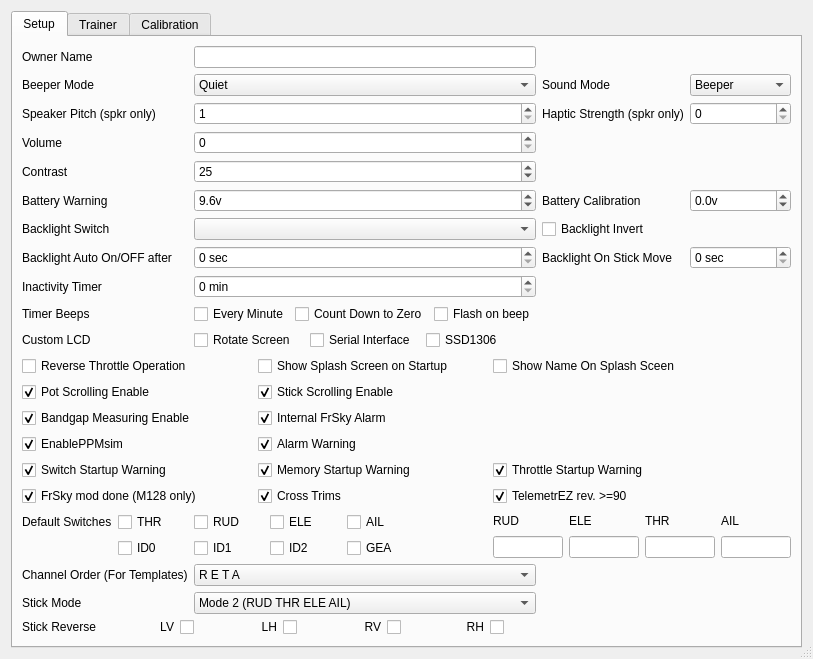
This is src/generaledit.ui in xhorizont/eepe as Qt 5 draws it before an edit. The edited form follows.
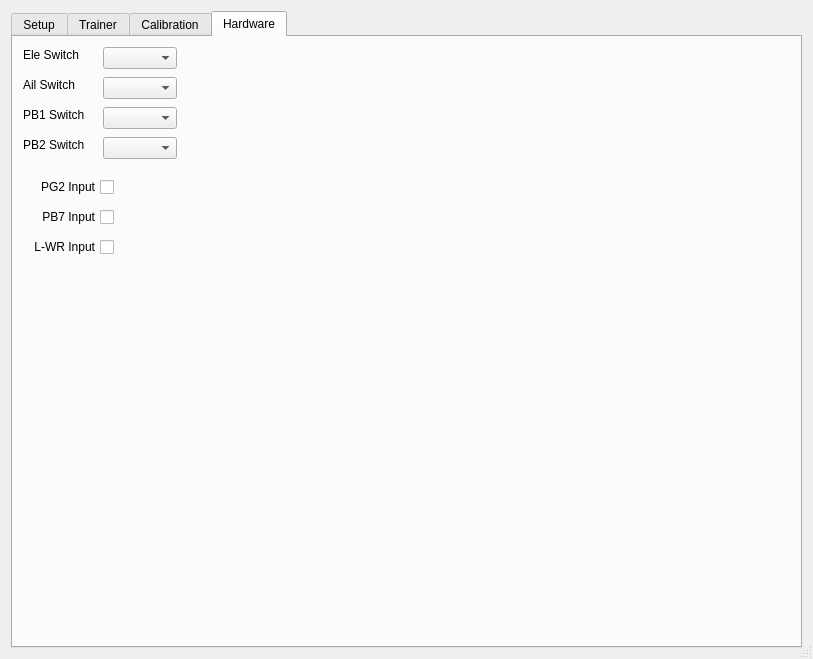
This is the edited form. Icons and pictures are not drawn.

What changed in the file:
```diff
--- a/src/generaledit.ui
+++ b/src/generaledit.ui
@@ -28,7 +28,7 @@
 These will be relevant for all models in the same EEPROM.</string>
      </property>
      <property name="currentIndex">
-      <number>0</number>
+      <number>3</number>
      </property>
      <widget class="QWidget" name="tabSetup">
       <attribute name="title">
@@ -2145,6 +2145,151 @@
        </item>
       </layout>
      </widget>
+     <widget class="QWidget" name="tab_2">
+      <attribute name="title">
+       <string>Hardware</string>
+      </attribute>
+      <widget class="QLabel" name="label_41">
+       <property name="geometry">
+        <rect>
+         <x>10</x>
+         <y>10</y>
+         <width>61</width>
+         <height>16</height>
+        </rect>
+       </property>
+       <property name="text">
+        <string>Ele Switch</string>
+       </property>
+      </widget>
+      <widget class="QLabel" name="label_42">
+       <property name="geometry">
+        <rect>
+         <x>10</x>
+         <y>40</y>
+         <width>61</width>
+         <height>16</height>
+        </rect>
+       </property>
+       <property name="text">
+        <string>Ail Switch</string>
+       </property>
+      </widget>
+      <widget class="QLabel" name="label_43">
+       <property name="geometry">
+        <rect>
+         <x>10</x>
+         <y>70</y>
+         <width>61</width>
+         <height>16</height>
+        </rect>
+       </property>
+       <property name="text">
+        <string>PB1 Switch</string>
+       </property>
+      </widget>
+      <widget class="QLabel" name="label_44">
+       <property name="geometry">
+        <rect>
+         <x>10</x>
+         <y>100</y>
+         <width>61</width>
+         <height>16</height>
+        </rect>
+       </property>
+       <property name="text">
+        <string>PB2 Switch</string>
+       </property>
+      </widget>
+      <widget class="QComboBox" name="EleSwitchSource">
+       <property name="geometry">
+        <rect>
+         <x>90</x>
+         <y>10</y>
+         <width>74</width>
+         <height>22</height>
+        </rect>
+       </property>
+      </widget>
+      <widget class="QComboBox" name="AilSwitchSource">
+       <property name="geometry">
+        <rect>
+         <x>90</x>
+         <y>40</y>
+         <width>74</width>
+         <height>22</height>
+        </rect>
+       </property>
+      </widget>
+      <widget class="QComboBox" name="Pb1SwitchSource">
+       <property name="geometry">
+        <rect>
+         <x>90</x>
+         <y>70</y>
+         <width>74</width>
+         <height>22</height>
+        </rect>
+       </property>
+      </widget>
+      <widget class="QComboBox" name="Pb2SwitchSource">
+       <property name="geometry">
+        <rect>
+         <x>90</x>
+         <y>100</y>
+         <width>74</width>
+         <height>22</height>
+        </rect>
+       </property>
+      </widget>
+      <widget class="QCheckBox" name="Pg2InputCB">
+       <property name="geometry">
+        <rect>
+         <x>10</x>
+         <y>140</y>
+         <width>91</width>
+         <height>20</height>
+        </rect>
+       </property>
+       <property name="layoutDirection">
+        <enum>Qt::RightToLeft</enum>
+       </property>
+       <property name="text">
+        <string>PG2 Input</string>
+       </property>
+      </widget>
+      <widget class="QCheckBox" name="Pb7InputCB">
+       <property name="geometry">
+        <rect>
+         <x>10</x>
+         <y>170</y>
+         <width>91</width>
+         <height>20</height>
+        </rect>
+       </property>
+       <property name="layoutDirection">
+        <enum>Qt::RightToLeft</enum>
+       </property>
+       <property name="text">
+        <string>PB7 Input</string>
+       </property>
+      </widget>
+      <widget class="QCheckBox" name="L_wrInputCB">
+       <property name="geometry">
+        <rect>
+         <x>10</x>
+         <y>200</y>
+         <width>91</width>
+         <height>20</height>
+        </rect>
+       </property>
+       <property name="layoutDirection">
+        <enum>Qt::RightToLeft</enum>
+       </property>
+       <property name="text">
+        <string>L-WR Input</string>
+       </property>
+      </widget>
+     </widget>
     </widget>
    </item>
   </layout>
```
